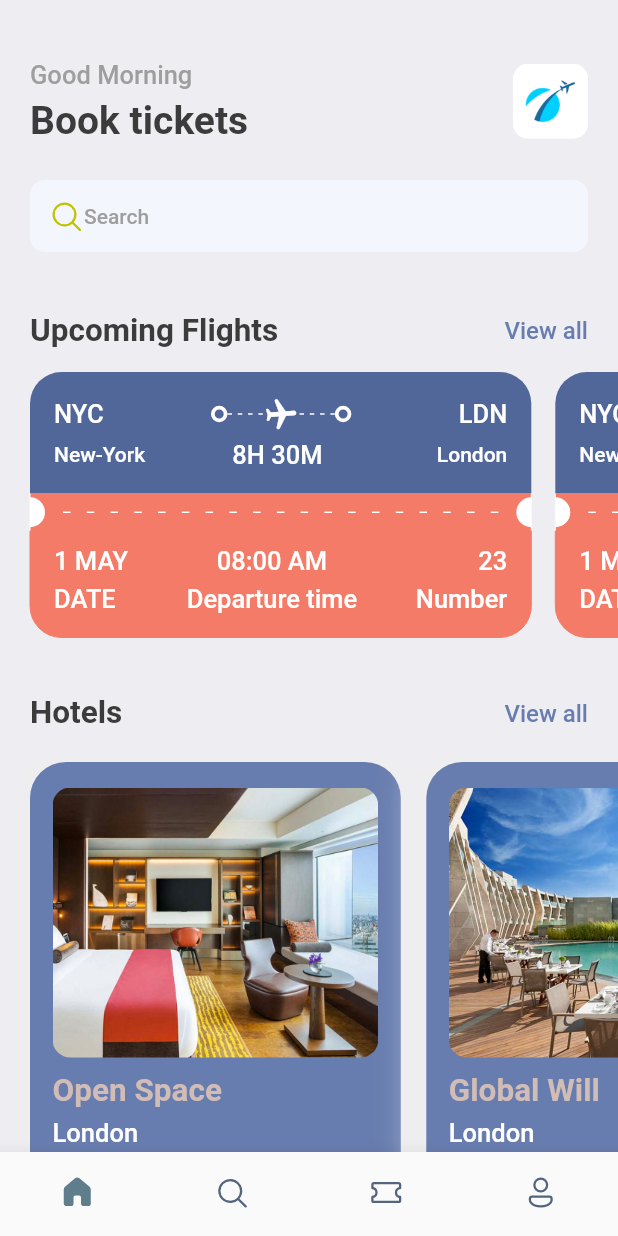
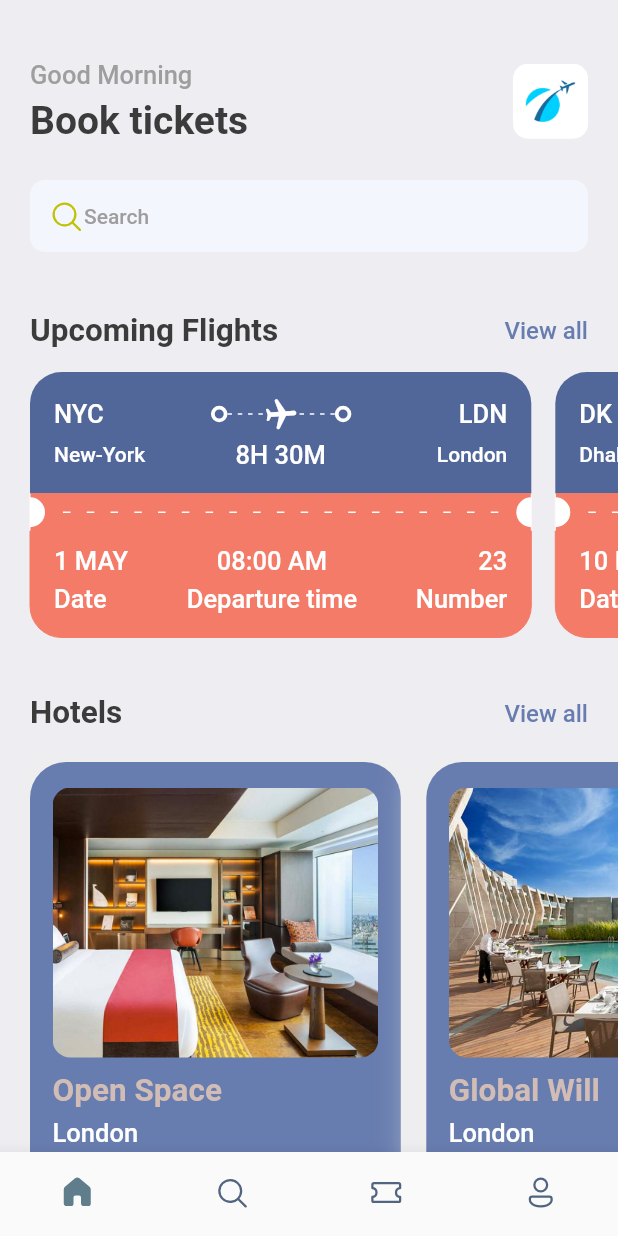
Before and after one commit to alibiz4002/Book-tickets-app, a Flutter app: the screen it shows after launch, on a phone screen of 412 x 824 dp. Run offline on Flutter 3.47's test engine with Material 2 defaults, Android fonts, the phone set to English and light mode, and no system bars; our stand-ins replace fluentui_icons, gap, get.

Commit message:
home page done

```diff
--- a/lib/screens/home_screen.dart
+++ b/lib/screens/home_screen.dart
@@ -5,6 +5,7 @@ import 'package:ticket_booking_app/screens/ticket_view.dart';
 import 'package:ticket_booking_app/utils/app_styles.dart';
 
 import '../utils/app_info_list.dart';
+import '../utils/app_layout.dart';
 import 'hotel_screen.dart';
 
 class HomeScreen extends StatelessWidget {
@@ -17,7 +18,7 @@ class HomeScreen extends StatelessWidget {
       body: ListView(
         children: [
           Container(
-            padding: const EdgeInsets.symmetric(horizontal: 20),
+            padding: EdgeInsets.symmetric(horizontal: AppLayout.getWidth(20)),
             child: Column(
               children: [
                 const Gap(40),
@@ -33,10 +34,11 @@ class HomeScreen extends StatelessWidget {
                       ],
                     ),
                     Container(
-                      width: 50,
-                      height: 50,
+                      width: AppLayout.getWidth(50),
+                      height: AppLayout.getHeight(50),
                       decoration: BoxDecoration(
-                          borderRadius: BorderRadius.circular(10),
+                          borderRadius:
+                              BorderRadius.circular(AppLayout.getHeight(10)),
                           image: const DecorationImage(
                             fit: BoxFit.fitHeight,
                             image: AssetImage('assets/image/img_1.png'),
@@ -47,11 +49,13 @@ class HomeScreen extends StatelessWidget {
                 const Gap(25),
                 Container(
                   decoration: BoxDecoration(
-                    borderRadius: BorderRadius.circular(10),
+                    borderRadius:
+                        BorderRadius.circular(AppLayout.getHeight(10)),
                     color: const Color(0xFFF4F6Fd),
                   ),
-                  padding:
-                      const EdgeInsets.symmetric(horizontal: 12, vertical: 12),
+                  padding: EdgeInsets.symmetric(
+                      horizontal: AppLayout.getWidth(12),
+                      vertical: AppLayout.getHeight(12)),
                   child: Row(
                     children: [
                       const Icon(FluentSystemIcons.ic_fluent_search_regular,
@@ -86,15 +90,15 @@ class HomeScreen extends StatelessWidget {
           const Gap(15),
           SingleChildScrollView(
             scrollDirection: Axis.horizontal,
-            padding: const EdgeInsets.only(left: 20),
-            child: Row(children: const [
-              TicketView(),
-              TicketView(),
-            ]),
+            padding: EdgeInsets.only(left: AppLayout.getWidth(20)),
+            child: Row(
+                children: ticketList
+                    .map((singleTicket) => TicketView(ticket: singleTicket))
+                    .toList()),
           ),
           const Gap(15),
           Container(
-            padding: const EdgeInsets.symmetric(horizontal: 20),
+            padding: EdgeInsets.symmetric(horizontal: AppLayout.getWidth(20)),
             child: Row(
               mainAxisAlignment: MainAxisAlignment.spaceBetween,
               children: [
@@ -114,7 +118,7 @@ class HomeScreen extends StatelessWidget {
           ),
           const Gap(15),
           SingleChildScrollView(
-            padding: const EdgeInsets.only(left: 20),
+            padding: EdgeInsets.only(left: AppLayout.getWidth(20)),
             scrollDirection: Axis.horizontal,
             child: Row(
                 children: hotelList
--- a/lib/screens/hotel_screen.dart
+++ b/lib/screens/hotel_screen.dart
@@ -13,11 +13,11 @@ class HotelScreen extends StatelessWidget {
     final size = AppLayout.getSize(context);
     return Container(
       width: size.width * 0.6,
-      height: 350,
-      padding: const EdgeInsets.symmetric(horizontal: 15, vertical: 17),
-      margin: const EdgeInsets.only(right: 17, top: 5),
+      height: AppLayout.getHeight(350),
+      padding:  EdgeInsets.symmetric(horizontal: AppLayout.getWidth(15), vertical: AppLayout.getHeight(17)),
+      margin:  EdgeInsets.only(right: AppLayout.getWidth(17), top: AppLayout.getHeight(5)),
       decoration: BoxDecoration(
-          borderRadius: BorderRadius.circular(24),
+          borderRadius: BorderRadius.circular(AppLayout.getHeight(24)),
           color: Styles.primaryColor,
           boxShadow: [
             BoxShadow(
@@ -28,9 +28,9 @@ class HotelScreen extends StatelessWidget {
           ]),
       child: Column(crossAxisAlignment: CrossAxisAlignment.start, children: [
         Container(
-          height: 180,
+          height: AppLayout.getHeight(180),
           decoration: BoxDecoration(
-            borderRadius: BorderRadius.circular(12),
+            borderRadius: BorderRadius.circular(AppLayout.getHeight(12)),
             color: Styles.primaryColor,
             image: DecorationImage(
               fit: BoxFit.cover,
--- a/lib/screens/ticket_view.dart
+++ b/lib/screens/ticket_view.dart
@@ -6,36 +6,37 @@ import 'package:ticket_booking_app/utils/app_styles.dart';
 import '../widgets/thick_container.dart';
 
 class TicketView extends StatelessWidget {
-  const TicketView({super.key});
+  final Map<String, dynamic> ticket;
+  const TicketView({super.key, required this.ticket});
 
   @override
   Widget build(BuildContext context) {
     final size = AppLayout.getSize(context);
     return SizedBox(
       width: size.width * 0.85,
-      height: 200,
+      height: AppLayout.getHeight(200),
       child: Container(
-        margin: const EdgeInsets.only(right: 16),
+        margin: EdgeInsets.only(right: AppLayout.getHeight(16)),
         child: Column(
           children: [
             /*
             Blue part of the card/tickte
             */
             Container(
-              decoration: const BoxDecoration(
+              decoration: BoxDecoration(
                 color: Color(0xFF526799),
                 borderRadius: BorderRadius.only(
-                  topLeft: Radius.circular(21),
-                  topRight: Radius.circular(21),
+                  topLeft: Radius.circular(AppLayout.getHeight(21)),
+                  topRight: Radius.circular(AppLayout.getHeight(21)),
                 ),
               ),
-              padding: const EdgeInsets.all(16),
+              padding: EdgeInsets.all(AppLayout.getHeight(16)),
               child: Column(
                 children: [
                   Row(
                     children: [
                       Text(
-                        'NYC',
+                        ticket['from']['code'],
                         style:
                             Styles.headLineStyle3.copyWith(color: Colors.white),
                       ),
@@ -44,7 +45,7 @@ class TicketView extends StatelessWidget {
                       Expanded(
                           child: Stack(children: [
                         SizedBox(
-                            height: 24,
+                            height: AppLayout.getHeight(24),
                             child: LayoutBuilder(
                               builder:
                                   (BuildContext, BoxConstraints constraints) {
@@ -58,10 +59,10 @@ class TicketView extends StatelessWidget {
                                     children: List.generate(
                                         (constraints.constrainWidth() / 6)
                                             .floor(),
-                                        (index) => const SizedBox(
-                                            width: 3,
-                                            height: 1,
-                                            child: DecoratedBox(
+                                        (index) => SizedBox(
+                                            width: AppLayout.getWidth(3),
+                                            height: AppLayout.getHeight(1),
+                                            child: const DecoratedBox(
                                               decoration: BoxDecoration(
                                                   color: Colors.white),
                                             ))));
@@ -77,10 +78,10 @@ class TicketView extends StatelessWidget {
                           ),
                         ),
                       ])),
-                     const  ThickContainer(),
+                      const ThickContainer(),
                       Expanded(child: Container()),
                       Text(
-                        'LDN',
+                        ticket['to']['code'],
                         style:
                             Styles.headLineStyle3.copyWith(color: Colors.white),
                       ),
@@ -91,22 +92,22 @@ class TicketView extends StatelessWidget {
                     mainAxisAlignment: MainAxisAlignment.spaceBetween,
                     children: [
                       SizedBox(
-                        width: 100,
+                        width: AppLayout.getWidth(100),
                         child: Text(
-                          'New-York',
+                          ticket['from']['name'],
                           style: Styles.headLineStyle4
                               .copyWith(color: Colors.white),
                         ),
                       ),
                       Text(
-                        '8H 30M ',
+                        ticket['flying_time'],
                         style:
                             Styles.headLineStyle3.copyWith(color: Colors.white),
                       ),
                       SizedBox(
-                          width: 100,
+                          width: AppLayout.getWidth(100),
                           child: Text(
-                            'London',
+                            ticket['to']['name'],
                             textAlign: TextAlign.end,
                             style: Styles.headLineStyle4
                                 .copyWith(color: Colors.white),
@@ -120,22 +121,22 @@ class TicketView extends StatelessWidget {
             Orange part of the card/ticket
              */
             Container(
-              decoration:  BoxDecoration(
+              decoration: BoxDecoration(
                 border: Border(
-                  left: const BorderSide(
-                    width: 0,
+                  left: BorderSide(
+                    width: AppLayout.getWidth(0),
                     color: Colors.white,
                   ),
-                  right: const  BorderSide(
-                    width: 0,
+                  right: BorderSide(
+                    width: AppLayout.getWidth(0),
                     color: Colors.white,
                   ),
                   bottom: BorderSide(
-                    width: 0,
+                    width: AppLayout.getWidth(0),
                     color: Styles.orangeColor,
                   ),
                   top: BorderSide(
-                    width: 0,
+                    width: AppLayout.getWidth(0),
                     color: Styles.orangeColor,
                   ),
                 ),
@@ -144,21 +145,23 @@ class TicketView extends StatelessWidget {
               child: Row(
                   mainAxisAlignment: MainAxisAlignment.spaceBetween,
                   children: [
-                    const SizedBox(
-                      height: 20,
-                      width: 10,
+                    SizedBox(
+                      height: AppLayout.getHeight(20),
+                      width: AppLayout.getWidth(10),
                       child: DecoratedBox(
                         decoration: BoxDecoration(
                             color: Colors.white,
                             borderRadius: BorderRadius.only(
-                              topRight: Radius.circular(10),
-                              bottomRight: Radius.circular(10),
+                              topRight:
+                                  Radius.circular(AppLayout.getHeight(10)),
+                              bottomRight:
+                                  Radius.circular(AppLayout.getHeight(10)),
                             )),
                       ),
                     ),
                     Expanded(
                         child: Padding(
-                      padding: const EdgeInsets.all(12.0),
+                      padding: EdgeInsets.all(AppLayout.getHeight(12.0)),
                       child: LayoutBuilder(
                         builder:
                             (BuildContext context, BoxConstraints constraints) {
@@ -168,10 +171,10 @@ class TicketView extends StatelessWidget {
                             mainAxisSize: MainAxisSize.max,
                             children: List.generate(
                               (constraints.constrainWidth() / 15).floor(),
-                              (index) => const SizedBox(
-                                height: 1,
-                                width: 5,
-                                child: DecoratedBox(
+                              (index) => SizedBox(
+                                height: AppLayout.getHeight(1),
+                                width: AppLayout.getWidth(5),
+                                child: const DecoratedBox(
                                     decoration: BoxDecoration(
                                   color: Colors.white,
                                 )),
@@ -181,15 +184,15 @@ class TicketView extends StatelessWidget {
                         },
                       ),
                     )),
-                    const SizedBox(
-                      height: 20,
-                      width: 10,
+                    SizedBox(
+                      height: AppLayout.getHeight(20),
+                      width: AppLayout.getWidth(10),
                       child: DecoratedBox(
                           decoration: BoxDecoration(
                         color: Colors.white,
                         borderRadius: BorderRadius.only(
-                          topLeft: Radius.circular(10),
-                          bottomLeft: Radius.circular(10),
+                          topLeft: Radius.circular(AppLayout.getHeight(10)),
+                          bottomLeft: Radius.circular(AppLayout.getHeight(10)),
                         ),
                       )),
                     ),
@@ -203,17 +206,20 @@ class TicketView extends StatelessWidget {
             Container(
               decoration: BoxDecoration(
                 color: Styles.orangeColor,
-                borderRadius: const BorderRadius.only(
-                  bottomLeft: Radius.circular(21),
-                  bottomRight: Radius.circular(21),
+                borderRadius: BorderRadius.only(
+                  bottomLeft: Radius.circular(AppLayout.getHeight(21)),
+                  bottomRight: Radius.circular(AppLayout.getHeight(21)),
                 ),
                 border: Border.all(
                   width: 0,
                   color: Styles.orangeColor,
                 ),
               ),
-              padding: const EdgeInsets.only(
-                  left: 16, top: 10, right: 16, bottom: 16),
+              padding: EdgeInsets.only(
+                  left: AppLayout.getWidth(16),
+                  top: AppLayout.getHeight(10),
+                  right: AppLayout.getWidth(16),
+                  bottom: AppLayout.getHeight(16)),
               child: Column(
                 children: [
                   Row(
@@ -223,13 +229,13 @@ class TicketView extends StatelessWidget {
                         crossAxisAlignment: CrossAxisAlignment.start,
                         children: [
                           Text(
-                            '1 MAY',
+                            ticket['date'],
                             style: Styles.headLineStyle3
                                 .copyWith(color: Colors.white),
                           ),
                           const Gap(5),
                           Text(
-                            'DATE',
+                            'Date',
                             style: Styles.headLineStyle3
                                 .copyWith(color: Colors.white),
                           ),
@@ -239,7 +245,7 @@ class TicketView extends StatelessWidget {
                         crossAxisAlignment: CrossAxisAlignment.center,
                         children: [
                           Text(
-                            '08:00 AM',
+                            ticket['departure_time'],
                             style: Styles.headLineStyle3
                                 .copyWith(color: Colors.white),
                           ),
@@ -255,7 +261,7 @@ class TicketView extends StatelessWidget {
                         crossAxisAlignment: CrossAxisAlignment.end,
                         children: [
                           Text(
-                            '23',
+                            ticket['number'].toString(),
                             style: Styles.headLineStyle3
                                 .copyWith(color: Colors.white),
                           ),
--- a/lib/utils/app_info_list.dart
+++ b/lib/utils/app_info_list.dart
@@ -18,3 +18,22 @@ List<Map<String, dynamic>> hotelList = [
     'price': 68
   },
 ];
+
+List<Map<String, dynamic>> ticketList = [
+  {
+    'from': {'code': 'NYC', 'name': 'New-York'},
+    'to': {'code': 'LDN', 'name': 'London'},
+    'flying_time': '8H 30M',
+    'date': '1 MAY',
+    'departure_time': '08:00 AM',
+    'number': 23
+  },
+  {
+    'from': {'code': 'DK', 'name': 'Dhaka'},
+    'to': {'code': 'SH', 'name': 'Shanghai'},
+    'flying_time': '4H 20M',
+    'date': '10 MAY',
+    'departure_time': '09:00 AM',
+    'number': 45
+  },
+];
--- a/lib/utils/app_layout.dart
+++ b/lib/utils/app_layout.dart
@@ -1,7 +1,25 @@
 import 'package:flutter/cupertino.dart';
+import 'package:get/get.dart';
 
 class AppLayout {
   static getSize(BuildContext context) {
     return MediaQuery.of(context).size;
   }
+
+  static getScreenHeight() {
+    return Get.height;
+  }
+
+  static getScreenWidth() {
+    return Get.width;
+  }
+
+  static getHeight(double pixels) {
+    double x = getScreenHeight() / pixels;
+    return getScreenHeight() / x;
+  }
+   static getWidth(double pixels) {
+    double x = getScreenWidth() / pixels;
+    return getScreenWidth() / x;
+  }
 }
```
Also changed, not shown: pubspec.yaml (+4 -14 lines), pubspec.lock.
